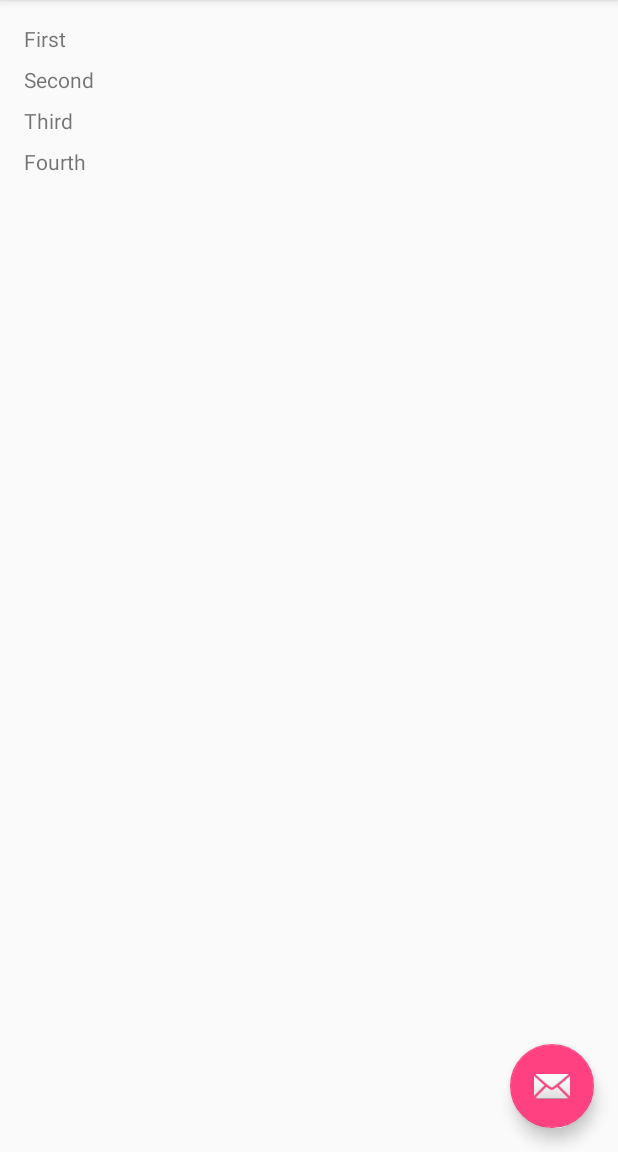
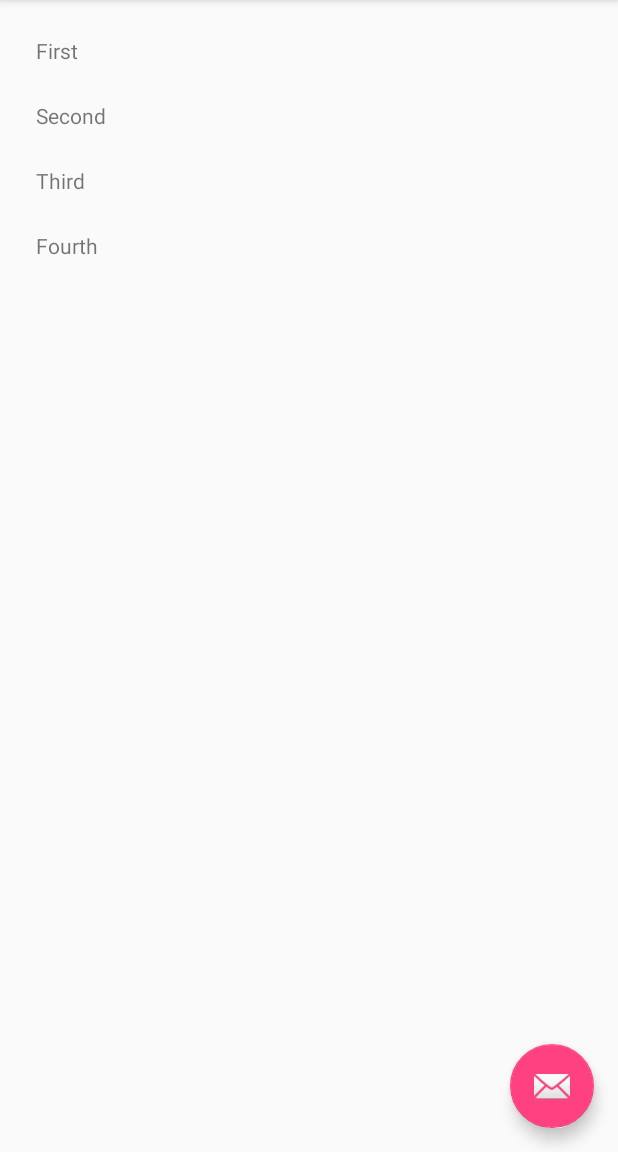
Before and after one commit to HussainShabbir/TheQuranTilawat, an Android app: the screen it shows after launch (MainActivity), on a phone screen of 412 x 824 dp, the part 84-1236 px from its top. Run offline under Robolectric (Android 15) with nearby library versions, the phone set to English and light mode, and no system bars.

Commit message:
Modified the formatting

```diff
--- a/QuranTilawat/app/src/main/res/layout/content_quran_play_list.xml
+++ b/QuranTilawat/app/src/main/res/layout/content_quran_play_list.xml
@@ -33,6 +33,7 @@
     <Button
         android:layout_width="wrap_content"
         android:layout_height="wrap_content"
+        android:id="@+id/StopButton"
         android:layout_alignParentBottom="true"
         android:layout_toRightOf="@+id/PauseButton"
         android:text="Stop"/>
--- a/QuranTilawat/app/src/main/res/layout/rowtable.xml
+++ b/QuranTilawat/app/src/main/res/layout/rowtable.xml
@@ -6,6 +6,7 @@
     <TextView
         android:layout_width="wrap_content"
         android:layout_height="wrap_content"
-        android:id="@+id/textVw"/>
+        android:id="@+id/textVw"
+        android:padding="8dp"/>
 
 </LinearLayout>
```
Also changed, not shown: QuranTilawat/app/src/main/java/com/example/hussain/qurantilawat/MainActivity.java (+18 -0 lines).
